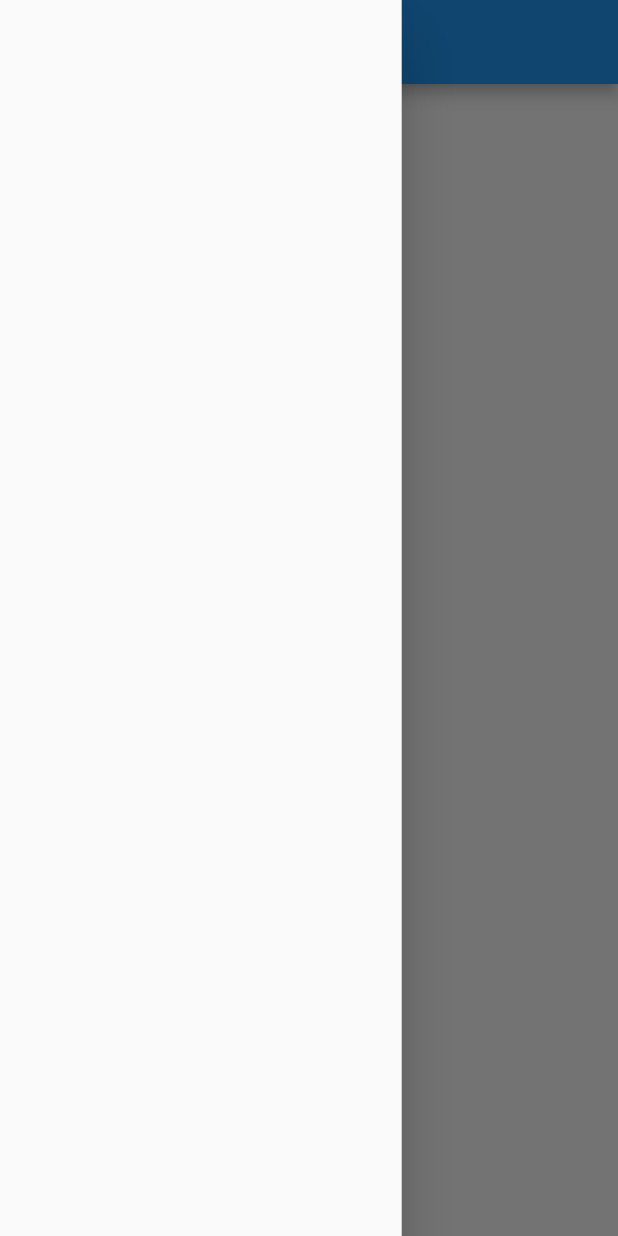
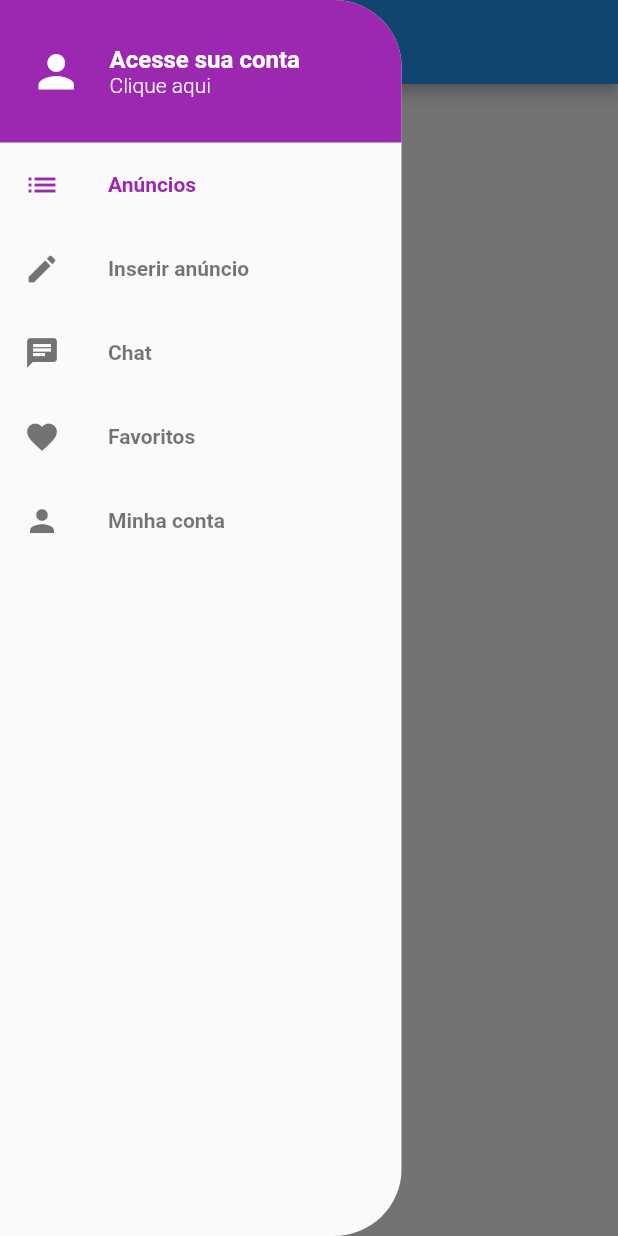
Before and after one commit to marcosmanto/xlo_mobx, a Flutter app: the screen it shows after launch, with the side drawer open, on a phone screen of 412 x 824 dp. Run offline on Flutter 3.47's test engine with Material 2 defaults, Android fonts, the phone set to English and light mode, and no system bars; our stand-ins replace parse_server_sdk_flutter.

Commit message:
Added CustomDrawer widget.

```diff
--- a/lib/components/custom_drawer/custom_drawer.dart
+++ b/lib/components/custom_drawer/custom_drawer.dart
@@ -1,4 +1,7 @@
 import 'package:flutter/material.dart';
+
+import 'custom_drawer_header.dart';
+import 'page_section.dart';
 
 class CustomDrawer extends StatelessWidget {
   const CustomDrawer({super.key});
@@ -6,9 +9,21 @@ class CustomDrawer extends StatelessWidget {
   @override
   Widget build(BuildContext context) {
     final size = MediaQuery.of(context).size;
-    return SizedBox(
-      width: size.width * .65,
-      child: Drawer(),
+    return ClipRRect(
+      borderRadius: BorderRadius.horizontal(
+        right: Radius.circular(45),
+      ),
+      child: SizedBox(
+        width: size.width * .65,
+        child: Drawer(
+          child: ListView(
+            children: [
+              CustomDrawerHeader(),
+              PageSection(),
+            ],
+          ),
+        ),
+      ),
     );
   }
 }
--- /dev/null
+++ b/lib/components/custom_drawer/custom_drawer_header.dart
@@ -0,0 +1,48 @@
+import 'package:flutter/material.dart';
+
+class CustomDrawerHeader extends StatelessWidget {
+  const CustomDrawerHeader({super.key});
+
+  @override
+  Widget build(BuildContext context) {
+    return Container(
+      color: Colors.purple,
+      height: 95,
+      padding: EdgeInsets.symmetric(horizontal: 20),
+      child: Row(
+        children: [
+          Icon(
+            Icons.person,
+            color: Colors.white,
+            size: 35,
+          ),
+          SizedBox(width: 18),
+          Expanded(
+            child: Column(
+              crossAxisAlignment: CrossAxisAlignment.start,
+              mainAxisAlignment: MainAxisAlignment.center,
+              children: [
+                Text(
+                  'Acesse sua conta',
+                  style: TextStyle(
+                    color: Colors.white,
+                    fontSize: 16,
+                    fontWeight: FontWeight.bold,
+                  ),
+                ),
+                Text(
+                  'Clique aqui',
+                  style: TextStyle(
+                    color: Colors.white,
+                    fontSize: 14,
+                    fontWeight: FontWeight.w300,
+                  ),
+                ),
+              ],
+            ),
+          )
+        ],
+      ),
+    );
+  }
+}
--- /dev/null
+++ b/lib/components/custom_drawer/page_section.dart
@@ -0,0 +1,45 @@
+import 'package:flutter/material.dart';
+
+import 'page_tile.dart';
+
+class PageSection extends StatelessWidget {
+  const PageSection({super.key});
+
+  @override
+  Widget build(BuildContext context) {
+    return Column(
+      children: [
+        PageTile(
+          label: 'Anúncios',
+          iconData: Icons.list,
+          onTap: () {},
+          highlighted: true,
+        ),
+        PageTile(
+          label: 'Inserir anúncio',
+          iconData: Icons.edit,
+          onTap: () {},
+          highlighted: false,
+        ),
+        PageTile(
+          label: 'Chat',
+          iconData: Icons.chat,
+          onTap: () {},
+          highlighted: false,
+        ),
+        PageTile(
+          label: 'Favoritos',
+          iconData: Icons.favorite,
+          onTap: () {},
+          highlighted: false,
+        ),
+        PageTile(
+          label: 'Minha conta',
+          iconData: Icons.person,
+          onTap: () {},
+          highlighted: false,
+        ),
+      ],
+    );
+  }
+}
--- /dev/null
+++ b/lib/components/custom_drawer/page_tile.dart
@@ -0,0 +1,32 @@
+import 'package:flutter/material.dart';
+
+class PageTile extends StatelessWidget {
+  const PageTile({
+    super.key,
+    required this.label,
+    required this.iconData,
+    required this.onTap,
+    required this.highlighted,
+  });
+
+  final String label;
+  final IconData iconData;
+  final VoidCallback onTap;
+  final bool highlighted;
+
+  @override
+  Widget build(BuildContext context) {
+    final color = highlighted ? Colors.purple : Colors.black54;
+    return ListTile(
+      title: Text(
+        label,
+        style: TextStyle(color: color, fontWeight: FontWeight.w700),
+      ),
+      leading: Icon(
+        iconData,
+        color: color,
+      ),
+      onTap: onTap,
+    );
+  }
+}
```
